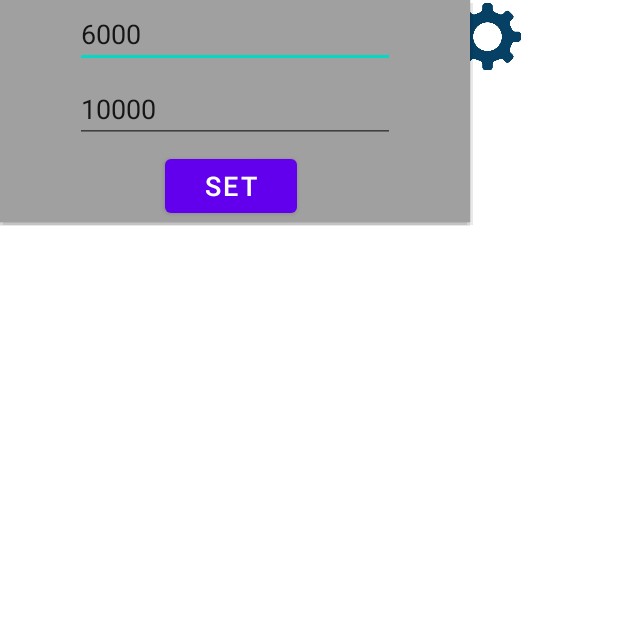
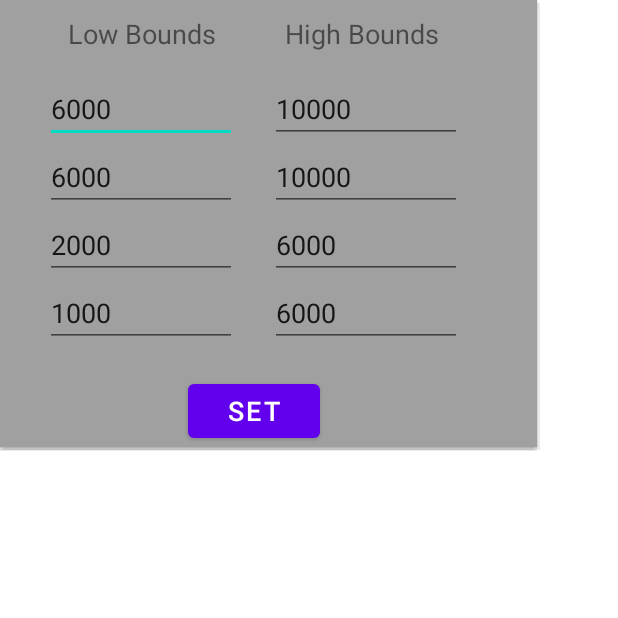
Before and after one commit to Orestiszar/ObstacleDetection, an Android app: the MainActivity screen opened directly, with no data from a screen before it, after a tap on an icon or button, on a phone screen of 412 x 824 dp, the top half of it. Run offline under Robolectric (Android 15) with nearby library versions, the phone set to English and light mode, and no system bars; libraries missing offline, so code that uses them is left out: com.google.ar.core, com.google.ar.sceneform; 5 statements that could not run were skipped.

Commit message:
Camera permissions and bound arrays

```diff
--- a/app/src/main/AndroidManifest.xml
+++ b/app/src/main/AndroidManifest.xml
@@ -1,7 +1,7 @@
 <?xml version="1.0" encoding="utf-8"?>
 <manifest xmlns:android="http://schemas.android.com/apk/res/android"
     xmlns:tools="http://schemas.android.com/tools">
-    <uses-permission android:name="android.permission.CAMERA" />
+    <uses-permission android:name="android.permission.CAMERA" tools:node="replace"/>
     <uses-permission android:name="android.permission.INTERNET" />
     <uses-permission android:name="android.permission.VIBRATE"/>
     <uses-feature android:name="com.google.ar.core.depth" />
@@ -34,10 +34,6 @@
 
                 <category android:name="android.intent.category.LAUNCHER" />
             </intent-filter>
-
-            <meta-data
-                android:name="android.app.lib_name"
-                android:value="" />
         </activity>
     </application>
 
--- /dev/null
+++ b/app/src/main/java/com/example/obstacledetection/CameraPermissionHelper.java
@@ -0,0 +1,41 @@
+package com.example.obstacledetection;
+
+import android.Manifest;
+import android.app.Activity;
+import android.content.Intent;
+import android.content.pm.PackageManager;
+import android.net.Uri;
+import android.provider.Settings;
+import androidx.core.app.ActivityCompat;
+import androidx.core.content.ContextCompat;
+
+/** Helper to ask camera permission. */
+public final class CameraPermissionHelper {
+    private static final int CAMERA_PERMISSION_CODE = 0;
+    private static final String CAMERA_PERMISSION = Manifest.permission.CAMERA;
+
+    /** Check to see we have the necessary permissions for this app. */
+    public static boolean hasCameraPermission(Activity activity) {
+        return ContextCompat.checkSelfPermission(activity, CAMERA_PERMISSION)
+                == PackageManager.PERMISSION_GRANTED;
+    }
+
+    /** Check to see we have the necessary permissions for this app, and ask for them if we don't. */
+    public static void requestCameraPermission(Activity activity) {
+        ActivityCompat.requestPermissions(
+                activity, new String[] {CAMERA_PERMISSION}, CAMERA_PERMISSION_CODE);
+    }
+
+    /** Check to see if we need to show the rationale for this permission. */
+    public static boolean shouldShowRequestPermissionRationale(Activity activity) {
+        return ActivityCompat.shouldShowRequestPermissionRationale(activity, CAMERA_PERMISSION);
+    }
+
+    /** Launch Application Setting to grant permission. */
+    public static void launchPermissionSettings(Activity activity) {
+        Intent intent = new Intent();
+        intent.setAction(Settings.ACTION_APPLICATION_DETAILS_SETTINGS);
+        intent.setData(Uri.fromParts("package", activity.getPackageName(), null));
+        activity.startActivity(intent);
+    }
+}
--- a/app/src/main/java/com/example/obstacledetection/MainActivity.java
+++ b/app/src/main/java/com/example/obstacledetection/MainActivity.java
@@ -6,12 +6,16 @@ import static android.hardware.SensorManager.AXIS_Z;
 
 import androidx.annotation.NonNull;
 import androidx.appcompat.app.AppCompatActivity;
+import androidx.core.app.ActivityCompat;
+import androidx.core.content.ContextCompat;
 import androidx.fragment.app.Fragment;
 import androidx.fragment.app.FragmentManager;
 import androidx.fragment.app.FragmentOnAttachListener;
 import androidx.fragment.app.FragmentTransaction;
 
+import android.Manifest;
 import android.content.Context;
+import android.content.pm.PackageManager;
 import android.graphics.Bitmap;
 import android.graphics.BitmapFactory;
 import android.graphics.Color;
@@ -67,6 +71,7 @@ import org.w3c.dom.Text;
 
 import java.nio.ByteBuffer;
 import java.nio.ByteOrder;
+import java.security.PublicKey;
 import java.util.Collection;
 import java.util.Locale;
 import java.util.Timer;
@@ -90,6 +95,8 @@ public class MainActivity extends AppCompatActivity implements SensorEventListen
     private final int numLabelCols=3;
     private final int timerPeriod = 333;
     private int lowbound=6000,highbound=10000;
+    private int [] lowBoundArr = new int[] {6000,6000,2000,1000};
+    private int [] highBoundArr = new int[] {10000,10000,6000,6000};
 
     private TextView gyrotext;
     private SensorManager sensorManager;
@@ -141,9 +148,59 @@ public class MainActivity extends AppCompatActivity implements SensorEventListen
         }
     }
 
+    public void startTimer(int delay){
+        timer = new Timer("frame_timer");
+        timerTask = new TimerTask() {
+            @Override
+            public void run() {
+                runOnUiThread(()->onSceneUpdate());
+            }
+        };
+        try {
+            this.timer.schedule(this.timerTask,delay,timerPeriod);
+        }
+        catch (Exception e){
+            e.printStackTrace();
+            System.exit(-1);
+        }
+    }
+
+    public void stopTimer(){
+        try {
+            if(this.timer!=null){
+                this.timer.cancel();
+            }
+        }
+        catch (Exception e){
+            e.printStackTrace();
+            System.exit(-1);
+        }
+    }
+
+    @Override
+    public void onRequestPermissionsResult(int requestCode, String[] permissions, int[] results) {
+        super.onRequestPermissionsResult(requestCode, permissions, results);
+        if (!CameraPermissionHelper.hasCameraPermission(this)) {
+            // Use toast instead of snackbar here since the activity will exit.
+            Toast.makeText(this, "Camera permission is needed to run this application", Toast.LENGTH_LONG)
+                    .show();
+            if (!CameraPermissionHelper.shouldShowRequestPermissionRationale(this)) {
+                // Permission denied with checking "Do not ask again".
+                CameraPermissionHelper.launchPermissionSettings(this);
+            }
+            finish();
+        }
+    }
+
     @Override
     protected void onResume() {
         super.onResume();
+
+        if (!CameraPermissionHelper.hasCameraPermission(this)) {
+            return;
+        }
+        startTimer(2000);
+
         // Get updates from the accelerometer and magnetometer at a constant rate.
         if (accelerometer != null) {
             sensorManager.registerListener(this, accelerometer,
@@ -158,6 +215,7 @@ public class MainActivity extends AppCompatActivity implements SensorEventListen
     @Override
     protected void onPause() {
         super.onPause();
+        stopTimer();
         // Don't receive any more updates from either sensor.
         sensorManager.unregisterListener(this);
     }
@@ -207,19 +265,13 @@ public class MainActivity extends AppCompatActivity implements SensorEventListen
                 custom_imageview.setImageBitmap(null);
             }});
 
-        timer = new Timer("frame_timer");
-        timerTask = new TimerTask() {
-            @Override
-            public void run() {
-                runOnUiThread(()->onSceneUpdate());
-            }
-        };
 
         settingsButton = findViewById(R.id.settingsButton);
         settingsButton.setOnClickListener(this::inflatePopupMenu);
     }
 
     public void inflatePopupMenu(View view){
+        stopTimer();
         // inflate the layout of the popup window
         LayoutInflater inflater = (LayoutInflater)getSystemService(LAYOUT_INFLATER_SERVICE);
         View popupView = inflater.inflate(R.layout.popup_window, null);
@@ -233,16 +285,33 @@ public class MainActivity extends AppCompatActivity implements SensorEventListen
         // which view you pass in doesn't matter, it is only used for the window tolken
         popupWindow.showAtLocation(view, Gravity.CENTER, 0, 0);
 
-        EditText lowBoundET = popupView.findViewById(R.id.lowBoundET);
-        EditText highBoundET = popupView.findViewById(R.id.highBoundET);
-        lowBoundET.setText(Integer.toString(lowbound));
-        highBoundET.setText(Integer.toString(highbound));
+
+        EditText [][] ETArr = new EditText[4][2];
+        ETArr[0][0] = popupView.findViewById(R.id.EtLow0);
+        ETArr[1][0] = popupView.findViewById(R.id.EtLow1);
+        ETArr[2][0] = popupView.findViewById(R.id.EtLow2);
+        ETArr[3][0] = popupView.findViewById(R.id.EtLow3);
+
+        ETArr[0][1] = popupView.findViewById(R.id.EtHigh0);
+        ETArr[1][1] = popupView.findViewById(R.id.EtHigh1);
+        ETArr[2][1] = popupView.findViewById(R.id.EtHigh2);
+        ETArr[3][1] = popupView.findViewById(R.id.EtHigh3);
+
+        for(int i=0;i<4;i++) {
+            ETArr[i][0].setText(Integer.toString(lowBoundArr[i]));
+            ETArr[i][1].setText(Integer.toString(highBoundArr[i]));
+        }
+
         Button setButton = popupView.findViewById(R.id.setPopupParamsButton);
         setButton.setOnClickListener(new View.OnClickListener() {
             @Override
             public void onClick(View view) {
-                lowbound = Integer.parseInt(lowBoundET.getText().toString());
-                highbound = Integer.parseInt(highBoundET.getText().toString());
+
+                for(int i=0;i<4;i++) {
+                    lowBoundArr[i] = Integer.parseInt(ETArr[i][0].getText().toString());
+                    highBoundArr[i] = Integer.parseInt(ETArr[i][1].getText().toString());
+                }
+                startTimer(0);
                 popupWindow.dismiss();
             }
         });
@@ -272,13 +341,6 @@ public class MainActivity extends AppCompatActivity implements SensorEventListen
         this.arSceneView.setFrameRateFactor(SceneView.FrameRate.FULL);
         this.arSceneView.getPlaneRenderer().setEnabled(false);
         this.arSceneView.getPlaneRenderer().setVisible(false);
-        try {
-            this.timer.schedule(this.timerTask,2000,timerPeriod);
-        }
-        catch (Exception e){
-            e.printStackTrace();
-            System.exit(-1);
-        }
     }
 
     public void createLabelGrid(){
@@ -366,7 +428,7 @@ public class MainActivity extends AppCompatActivity implements SensorEventListen
             for(int i=0;i<this.numLabelRows;i++){
                 for(int j=0;j<this.numLabelCols;j++){
                     this.text_array[i][j].setText(Integer.toString(this.dist_matrix[i][j]));
-                    if(this.dist_matrix[i][j]<=lowbound) this.text_array[i][j].setTextColor(Color.RED);
+                    if(this.dist_matrix[i][j]<=lowBoundArr[i]) this.text_array[i][j].setTextColor(Color.RED);
                     else this.text_array[i][j].setTextColor(Color.WHITE);
                 }
             }
@@ -402,16 +464,6 @@ public class MainActivity extends AppCompatActivity implements SensorEventListen
         anchorNode.setRenderable(viewRenderable);
     }
 
-    /** Obtain the depth in millimeters for depthImage at coordinates (x, y). */
-    public int getMillimetersDepth(Image depthImage, int x, int y) {
-        // The depth image has a single plane, which stores depth for each
-        // pixel as 16-bit unsigned integers.
-        Image.Plane plane = depthImage.getPlanes()[0];
-        int byteIndex = x * plane.getPixelStride() + y * plane.getRowStride();
-        ByteBuffer buffer = plane.getBuffer().order(ByteOrder.nativeOrder());
-        return buffer.getShort(byteIndex);
-    }
-
     public Bitmap ImageToBitmap(Image depthImage) {
         // The depth image has a single plane, which stores depth for each
         // pixel as 16-bit unsigned integers.
@@ -422,16 +474,17 @@ public class MainActivity extends AppCompatActivity implements SensorEventListen
         Bitmap bitmap = Bitmap.createBitmap(depthImage.getWidth(), depthImage.getHeight(), Bitmap.Config.ARGB_8888);
         int byteIndex;
         int dist;
+        int width_increment = depthImage.getWidth()/numLabelRows;
 
         for(int height=0;height<depthImage.getHeight(); height++){
             for(int width=0; width<depthImage.getWidth();width++){
                 byteIndex = width * plane.getPixelStride() + height * plane.getRowStride();
                 dist = buffer.getShort(byteIndex);
                 if(dist<0) dist = 65536-dist;//to deal with overflowing due to signed shorts
-                if(dist>=0 && dist<lowbound){
+                if(dist>=0 && dist<lowBoundArr[width/width_increment]){
                     bitmap.setPixel(width,height,Color.argb(128, 255,0,0));
                 }
-                else if(dist>=lowbound && dist<highbound){
+                else if(dist>=lowBoundArr[width/width_increment] && dist<highBoundArr[width/width_increment]){
                     bitmap.setPixel(width,height,Color.argb(128, 0,255,0));
                 }
                 else{
--- a/app/src/main/res/layout/popup_window.xml
+++ b/app/src/main/res/layout/popup_window.xml
@@ -5,33 +5,148 @@
     android:layout_height="wrap_content"
     android:background="#A0A0A0">
 
-    <EditText
-        android:id="@+id/lowBoundET"
-        android:layout_width="wrap_content"
-        android:layout_height="wrap_content"
-        android:layout_marginStart="50sp"
-        android:layout_marginEnd="50sp"
-        android:ems="10"
-        android:inputType="number"/>
-
-    <EditText
-        android:id="@+id/highBoundET"
-        android:layout_width="wrap_content"
-        android:layout_height="wrap_content"
-        android:layout_marginStart="50sp"
-        android:layout_marginEnd="50sp"
-        android:layout_marginTop="50sp"
-        android:ems="10"
-        android:inputType="number"/>
 
     <Button
         android:id="@+id/setPopupParamsButton"
         android:layout_width="wrap_content"
         android:layout_height="wrap_content"
-        android:layout_marginTop="100sp"
-        android:layout_marginStart="110sp"
+        android:layout_marginTop="250dp"
+        android:layout_marginStart="125dp"
         android:text="Set"
-        android:textSize="18sp" />
+        android:textSize="18dp" />
+
+    <TextView
+        android:id="@+id/textView"
+        android:layout_width="wrap_content"
+        android:layout_height="wrap_content"
+        android:layout_marginStart="45dp"
+        android:layout_marginTop="10dp"
+        android:text="Low Bounds"
+        android:textSize="18dp"/>
+
+    <TextView
+        android:id="@+id/textView2"
+        android:layout_width="wrap_content"
+        android:layout_height="wrap_content"
+        android:layout_marginStart="190dp"
+        android:layout_marginEnd="45dp"
+        android:layout_marginTop="10dp"
+        android:text="High Bounds"
+        android:textSize="18dp"/>
+
+    <TableLayout
+        android:layout_width="wrap_content"
+        android:layout_height="wrap_content"
+        android:layout_marginStart="30dp"
+        android:layout_marginTop="50dp"
+        android:layout_marginEnd="50dp"
+        android:layout_marginBottom="50dp">
+
+        <TableRow
+            android:layout_width="wrap_content"
+            android:layout_height="wrap_content">
+
+            <EditText
+                android:id="@+id/EtLow0"
+                android:layout_width="wrap_content"
+                android:layout_height="wrap_content"
+                android:ems="6"
+                android:inputType="number" />
+        </TableRow>
+
+        <TableRow
+            android:layout_width="wrap_content"
+            android:layout_height="wrap_content">
+
+            <EditText
+                android:id="@+id/EtLow1"
+                android:layout_width="wrap_content"
+                android:layout_height="wrap_content"
+                android:ems="6"
+                android:inputType="number" />
+        </TableRow>
+
+        <TableRow
+            android:layout_width="wrap_content"
+            android:layout_height="wrap_content">
+
+            <EditText
+                android:id="@+id/EtLow2"
+                android:layout_width="wrap_content"
+                android:layout_height="wrap_content"
+                android:ems="6"
+                android:inputType="number" />
+        </TableRow>
+
+        <TableRow
+            android:layout_width="wrap_content"
+            android:layout_height="wrap_content">
+
+            <EditText
+                android:id="@+id/EtLow3"
+                android:layout_width="wrap_content"
+                android:layout_height="wrap_content"
+                android:ems="6"
+                android:inputType="number" />
+        </TableRow>
+    </TableLayout>
+
+    <TableLayout
+        android:layout_width="wrap_content"
+        android:layout_height="wrap_content"
+        android:layout_marginStart="180dp"
+        android:layout_marginTop="50dp"
+        android:layout_marginEnd="50dp"
+        android:layout_marginBottom="50dp">
+
+        <TableRow
+            android:layout_width="wrap_content"
+            android:layout_height="wrap_content">
+
+            <EditText
+                android:id="@+id/EtHigh0"
+                android:layout_width="wrap_content"
+                android:layout_height="wrap_content"
+                android:ems="6"
+                android:inputType="number" />
+        </TableRow>
+
+        <TableRow
+            android:layout_width="wrap_content"
+            android:layout_height="wrap_content">
+
+            <EditText
+                android:id="@+id/EtHigh1"
+                android:layout_width="wrap_content"
+                android:layout_height="wrap_content"
+                android:ems="6"
+                android:inputType="number" />
+        </TableRow>
+
+        <TableRow
+            android:layout_width="wrap_content"
+            android:layout_height="wrap_content">
+
+            <EditText
+                android:id="@+id/EtHigh2"
+                android:layout_width="wrap_content"
+                android:layout_height="wrap_content"
+                android:ems="6"
+                android:inputType="number" />
+        </TableRow>
+
+        <TableRow
+            android:layout_width="wrap_content"
+            android:layout_height="wrap_content">
+
+            <EditText
+                android:id="@+id/EtHigh3"
+                android:layout_width="wrap_content"
+                android:layout_height="wrap_content"
+                android:ems="6"
+                android:inputType="number" />
+        </TableRow>
+    </TableLayout>
 
 
 </RelativeLayout>
```
